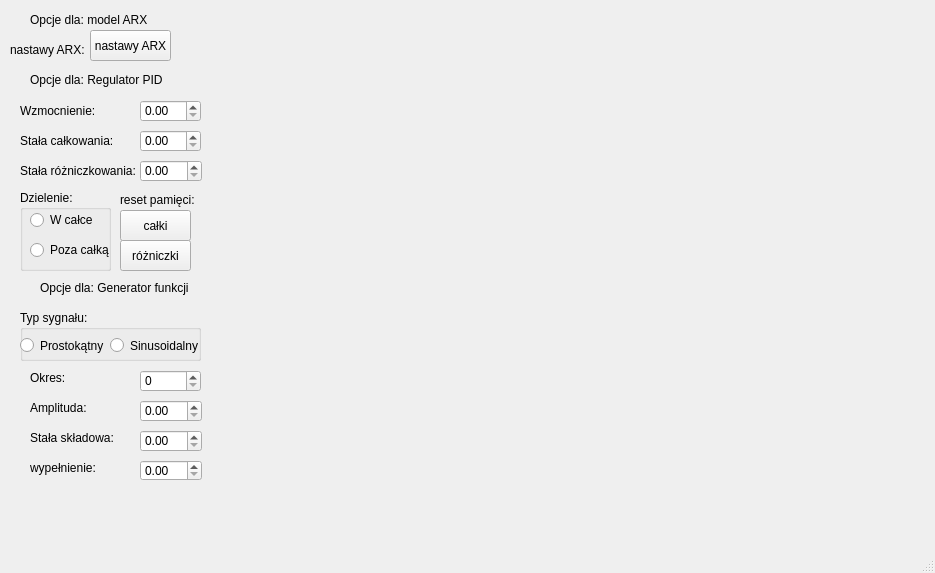
Above: mainwindow.ui from bSek316303/Symulator-UAR before the change. Below: the same form after it.
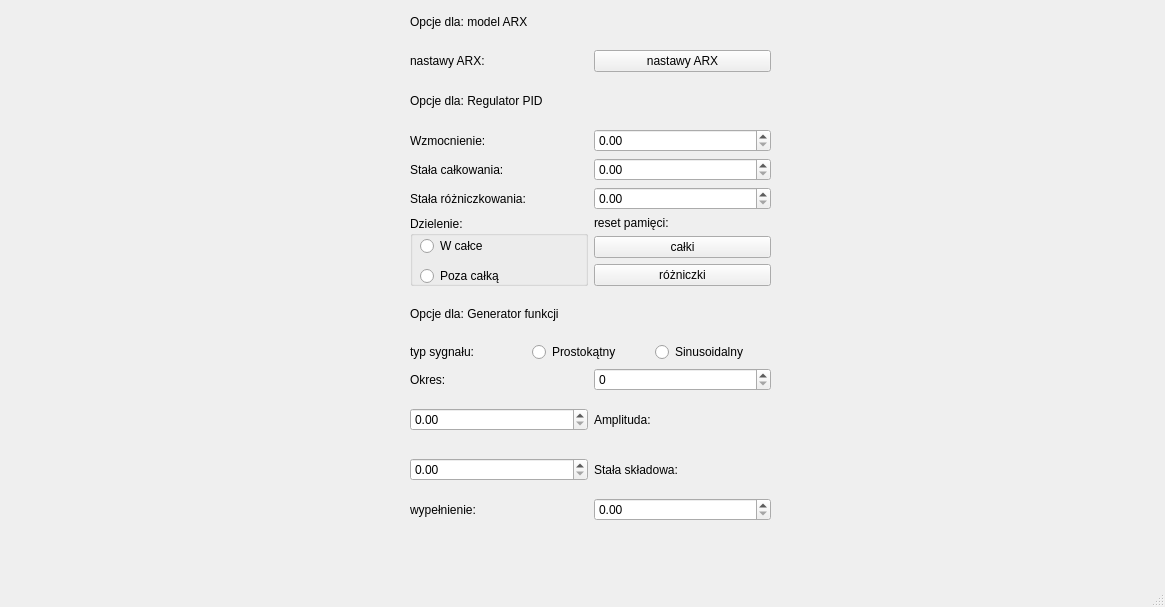
That is the form after the change.

```diff
--- a/mainwindow.ui
+++ b/mainwindow.ui
@@ -6,144 +6,102 @@
    <rect>
     <x>0</x>
     <y>0</y>
-    <width>935</width>
-    <height>573</height>
+    <width>1165</width>
+    <height>607</height>
    </rect>
   </property>
   <property name="windowTitle">
    <string>MainWindow</string>
   </property>
   <widget class="QWidget" name="centralwidget">
+   <widget class="QWidget" name="verticalLayoutWidget">
+    <property name="geometry">
+     <rect>
+      <x>410</x>
+      <y>0</y>
+      <width>361</width>
+      <height>521</height>
+     </rect>
+    </property>
+    <layout class="QVBoxLayout" name="verticalLayout_2">
+     <item>
+      <widget class="QLabel" name="lbl_opcje_arx">
+       <property name="text">
+        <string>Opcje dla: model ARX</string>
+       </property>
+      </widget>
+     </item>
+     <item>
+      <layout class="QHBoxLayout" name="horizontalLayout_2">
+       <item>
    <widget class="QLabel" name="lbl_nastawy_arx">
-    <property name="geometry">
-     <rect>
-      <x>10</x>
-      <y>40</y>
-      <width>81</width>
-      <height>20</height>
-     </rect>
-    </property>
     <property name="text">
      <string>nastawy ARX:</string>
     </property>
    </widget>
+       </item>
+       <item>
    <widget class="QPushButton" name="btn_nastawy_arx">
-    <property name="geometry">
-     <rect>
-      <x>90</x>
-      <y>30</y>
-      <width>81</width>
-      <height>31</height>
-     </rect>
-    </property>
     <property name="text">
      <string>nastawy ARX</string>
     </property>
    </widget>
-   <widget class="QLabel" name="lbl_opcje_arx">
-    <property name="geometry">
-     <rect>
-      <x>30</x>
-      <y>10</y>
-      <width>151</width>
-      <height>20</height>
-     </rect>
-    </property>
-    <property name="text">
-     <string>Opcje dla: model ARX</string>
-    </property>
-   </widget>
+       </item>
+      </layout>
+     </item>
+     <item>
    <widget class="QLabel" name="lbl_opcje_pid">
-    <property name="geometry">
-     <rect>
-      <x>30</x>
-      <y>70</y>
-      <width>151</width>
-      <height>20</height>
-     </rect>
-    </property>
     <property name="text">
      <string>Opcje dla: Regulator PID</string>
     </property>
    </widget>
+     </item>
+     <item>
+      <layout class="QHBoxLayout" name="horizontalLayout_3">
+       <item>
    <widget class="QLabel" name="lbl_wzmocnienie">
-    <property name="geometry">
-     <rect>
-      <x>20</x>
-      <y>100</y>
-      <width>121</width>
-      <height>21</height>
-     </rect>
-    </property>
     <property name="text">
      <string>Wzmocnienie: </string>
     </property>
    </widget>
+       </item>
+       <item>
+        <widget class="QDoubleSpinBox" name="spnbx_wzmocnienie"/>
+       </item>
+      </layout>
+     </item>
+     <item>
+      <layout class="QHBoxLayout" name="horizontalLayout_4">
+       <item>
    <widget class="QLabel" name="lbl_stala_calkowania">
-    <property name="geometry">
-     <rect>
-      <x>20</x>
-      <y>130</y>
-      <width>121</width>
-      <height>21</height>
-     </rect>
-    </property>
     <property name="text">
      <string>Stała całkowania:</string>
     </property>
    </widget>
+       </item>
+       <item>
+        <widget class="QDoubleSpinBox" name="spnbx_stal_calkowania"/>
+       </item>
+      </layout>
+     </item>
+     <item>
+      <layout class="QHBoxLayout" name="horizontalLayout_5">
+       <item>
    <widget class="QLabel" name="lbl_stala_rozniczkowania">
-    <property name="geometry">
-     <rect>
-      <x>20</x>
-      <y>160</y>
-      <width>121</width>
-      <height>21</height>
-     </rect>
-    </property>
     <property name="text">
      <string>Stała różniczkowania:</string>
     </property>
    </widget>
-   <widget class="QDoubleSpinBox" name="spnbx_stala_rozniczkowania">
-    <property name="geometry">
-     <rect>
-      <x>140</x>
-      <y>160</y>
-      <width>62</width>
-      <height>22</height>
-     </rect>
-    </property>
-   </widget>
-   <widget class="QDoubleSpinBox" name="spnbx_stal_calkowania">
-    <property name="geometry">
-     <rect>
-      <x>140</x>
-      <y>130</y>
-      <width>61</width>
-      <height>22</height>
-     </rect>
-    </property>
-   </widget>
-   <widget class="QDoubleSpinBox" name="spnbx_wzmocnienie">
-    <property name="geometry">
-     <rect>
-      <x>140</x>
-      <y>100</y>
-      <width>61</width>
-      <height>22</height>
-     </rect>
-    </property>
-   </widget>
+       </item>
+       <item>
+        <widget class="QDoubleSpinBox" name="spnbx_stala_rozniczkowania"/>
+       </item>
+      </layout>
+     </item>
+     <item>
+      <layout class="QHBoxLayout" name="horizontalLayout_6">
+       <item>
    <widget class="QGroupBox" name="grpbx_czy_ti_w_calce">
-    <property name="geometry">
-     <rect>
-      <x>20</x>
-      <y>190</y>
-      <width>91</width>
-      <height>81</height>
-     </rect>
-    </property>
     <property name="title">
      <string>Dzielenie:</string>
     </property>
@@ -174,188 +132,123 @@
      </property>
     </widget>
    </widget>
+       </item>
+       <item>
+        <layout class="QVBoxLayout" name="verticalLayout_3">
+         <item>
+          <widget class="QLabel" name="lbl_reset_pamieci">
+           <property name="text">
+            <string>reset pamięci:</string>
+           </property>
+          </widget>
+         </item>
+         <item>
    <widget class="QPushButton" name="btn_resetuj_pamiec_calki">
-    <property name="geometry">
-     <rect>
-      <x>120</x>
-      <y>210</y>
-      <width>71</width>
-      <height>31</height>
-     </rect>
-    </property>
     <property name="text">
      <string>całki</string>
     </property>
    </widget>
+         </item>
+         <item>
+          <widget class="QPushButton" name="btn_reset_pamieci_rozniczki">
+           <property name="text">
+            <string>różniczki</string>
+           </property>
+          </widget>
+         </item>
+        </layout>
+       </item>
+      </layout>
+     </item>
+     <item>
    <widget class="QLabel" name="lbl_opcje_generatora">
-    <property name="geometry">
-     <rect>
-      <x>40</x>
-      <y>280</y>
-      <width>161</width>
-      <height>16</height>
-     </rect>
-    </property>
     <property name="text">
      <string>Opcje dla: Generator funkcji</string>
     </property>
    </widget>
-   <widget class="QGroupBox" name="grpbx_typ_sygnalu">
-    <property name="geometry">
-     <rect>
-      <x>20</x>
-      <y>310</y>
-      <width>181</width>
-      <height>51</height>
-     </rect>
-    </property>
-    <property name="title">
-     <string>Typ sygnału:</string>
-    </property>
-    <widget class="QRadioButton" name="lbl_prostokatny">
-     <property name="geometry">
-      <rect>
-       <x>0</x>
-       <y>20</y>
-       <width>89</width>
-       <height>31</height>
-      </rect>
-     </property>
+     </item>
+     <item>
+      <layout class="QHBoxLayout" name="horizontalLayout_12">
+       <item>
+        <widget class="QLabel" name="lbl_typsygnalu">
+         <property name="text">
+          <string>typ sygnału: </string>
+         </property>
+        </widget>
+       </item>
+       <item>
+        <widget class="QRadioButton" name="rdiobtn_square">
      <property name="text">
       <string>Prostokątny</string>
      </property>
     </widget>
-    <widget class="QRadioButton" name="lbl_sinusoidalny">
-     <property name="geometry">
-      <rect>
-       <x>90</x>
-       <y>20</y>
-       <width>89</width>
-       <height>31</height>
-      </rect>
-     </property>
+       </item>
+       <item>
+        <widget class="QRadioButton" name="rdiobtn_sin">
      <property name="text">
       <string>Sinusoidalny</string>
      </property>
     </widget>
-   </widget>
-   <widget class="QLabel" name="lbl_amplituda">
-    <property name="geometry">
-     <rect>
-      <x>30</x>
-      <y>400</y>
-      <width>71</width>
-      <height>16</height>
-     </rect>
-    </property>
-    <property name="text">
-     <string>Amplituda:</string>
-    </property>
-   </widget>
+       </item>
+      </layout>
+     </item>
+     <item>
+      <layout class="QHBoxLayout" name="horizontalLayout_7">
+       <item>
    <widget class="QLabel" name="lbl_okres">
-    <property name="geometry">
-     <rect>
-      <x>30</x>
-      <y>370</y>
-      <width>49</width>
-      <height>16</height>
-     </rect>
-    </property>
     <property name="text">
      <string>Okres:</string>
     </property>
    </widget>
+       </item>
+       <item>
+        <widget class="QSpinBox" name="spnbx_okres"/>
+       </item>
+      </layout>
+     </item>
+     <item>
+      <layout class="QHBoxLayout" name="horizontalLayout_8">
+       <item>
+        <widget class="QDoubleSpinBox" name="spbbx_amplituda"/>
+       </item>
+       <item>
+        <widget class="QLabel" name="lbl_amplituda">
+         <property name="text">
+          <string>Amplituda:</string>
+         </property>
+        </widget>
+       </item>
+      </layout>
+     </item>
+     <item>
+      <layout class="QHBoxLayout" name="horizontalLayout_9">
+       <item>
+        <widget class="QDoubleSpinBox" name="spnbx_stala_skladowa"/>
+       </item>
+       <item>
    <widget class="QLabel" name="lbl_stala_skladowa">
-    <property name="geometry">
-     <rect>
-      <x>30</x>
-      <y>430</y>
-      <width>91</width>
-      <height>16</height>
-     </rect>
-    </property>
     <property name="text">
      <string>Stała składowa:</string>
     </property>
    </widget>
+       </item>
+      </layout>
+     </item>
+     <item>
+      <layout class="QHBoxLayout" name="horizontalLayout_11">
+       <item>
    <widget class="QLabel" name="lbl_wypelnienie">
-    <property name="geometry">
-     <rect>
-      <x>30</x>
-      <y>460</y>
-      <width>71</width>
-      <height>16</height>
-     </rect>
-    </property>
     <property name="text">
      <string>wypełnienie:</string>
     </property>
    </widget>
-   <widget class="QSpinBox" name="spnbx_okres">
-    <property name="geometry">
-     <rect>
-      <x>140</x>
-      <y>370</y>
-      <width>61</width>
-      <height>22</height>
-     </rect>
-    </property>
-   </widget>
-   <widget class="QDoubleSpinBox" name="spbbx_amplituda">
-    <property name="geometry">
-     <rect>
-      <x>140</x>
-      <y>400</y>
-      <width>62</width>
-      <height>22</height>
-     </rect>
-    </property>
-   </widget>
-   <widget class="QDoubleSpinBox" name="spnbx_stala_skladowa">
-    <property name="geometry">
-     <rect>
-      <x>140</x>
-      <y>430</y>
-      <width>62</width>
-      <height>22</height>
-     </rect>
-    </property>
-   </widget>
-   <widget class="QDoubleSpinBox" name="spnbx_wypelnienie">
-    <property name="geometry">
-     <rect>
-      <x>140</x>
-      <y>460</y>
-      <width>62</width>
-      <height>21</height>
-     </rect>
-    </property>
-   </widget>
-   <widget class="QLabel" name="lbl_reset_pamieci">
-    <property name="geometry">
-     <rect>
-      <x>120</x>
-      <y>190</y>
-      <width>81</width>
-      <height>20</height>
-     </rect>
-    </property>
-    <property name="text">
-     <string>reset pamięci:</string>
-    </property>
-   </widget>
-   <widget class="QPushButton" name="btn_reset_pamieci_rozniczki">
-    <property name="geometry">
-     <rect>
-      <x>120</x>
-      <y>240</y>
-      <width>71</width>
-      <height>31</height>
-     </rect>
-    </property>
-    <property name="text">
-     <string>różniczki</string>
-    </property>
+       </item>
+       <item>
+        <widget class="QDoubleSpinBox" name="spnbx_wypelnienie"/>
+       </item>
+      </layout>
+     </item>
+    </layout>
    </widget>
   </widget>
   <widget class="QMenuBar" name="menubar">
```
Left out of the diff: 2 changed lines with no effect on the pictures. Lines whose indentation alone changed are shown as unchanged.
